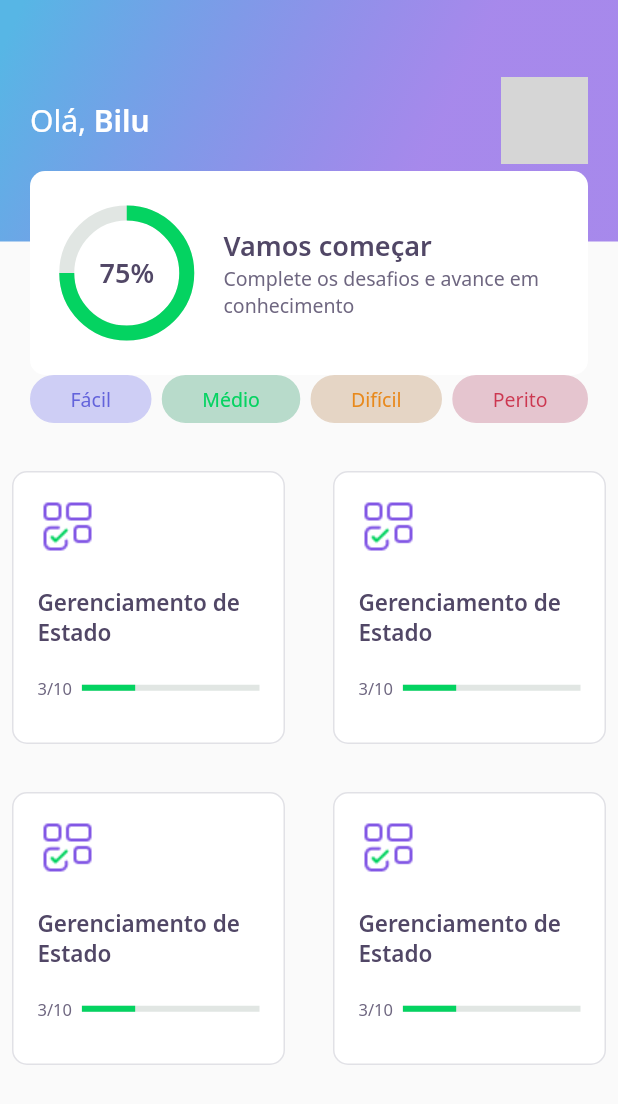
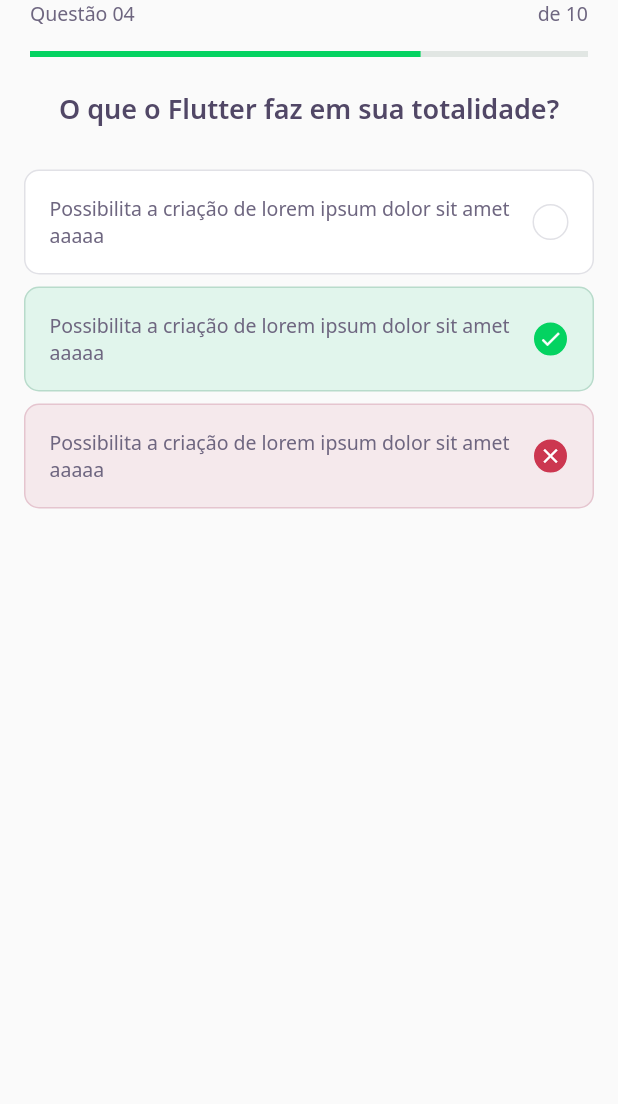
Before and after one commit to luiznazari/app-devquiz, a Flutter app: the screen it shows after launch, on a phone screen of 412 x 824 dp. Shown: the top 1104 px of the screen. Run offline on Flutter 3.47's test engine with Material 2 defaults, Android fonts, the phone set to English and light mode, and no system bars; our stand-ins replace google_fonts; missing offline and left inert: dart:html; grey boxes are pictures that could not be loaded.

Commit message:
[2]: Criação da página de desafios, do componente de quiz, perguntas e questões

```diff
--- /dev/null
+++ b/lib/challenge/challenge_page.dart
@@ -0,0 +1,26 @@
+import 'package:DevQuiz/challenge/widgets/question_indicator/question_indicator_widget.dart';
+import 'package:DevQuiz/challenge/widgets/quiz/quiz_widget_widget.dart';
+import 'package:flutter/material.dart';
+
+class ChallengePage extends StatefulWidget {
+  const ChallengePage({Key? key}) : super(key: key);
+
+  @override
+  _ChallengePageState createState() => _ChallengePageState();
+}
+
+class _ChallengePageState extends State<ChallengePage> {
+  @override
+  Widget build(BuildContext context) {
+    return Scaffold(
+      appBar: PreferredSize(
+        preferredSize: Size.fromHeight(60),
+        child: SafeArea(
+          top: true,
+          child: QuestionIndicatorWidget(),
+        ),
+      ),
+      body: QuizWidget(title: "O que o Flutter faz em sua totalidade?"),
+    );
+  }
+}
--- /dev/null
+++ b/lib/challenge/widgets/awnser/awnser_widget.dart
@@ -0,0 +1,78 @@
+import 'package:DevQuiz/core/app_colors.dart';
+import 'package:DevQuiz/core/app_text_styles.dart';
+import 'package:flutter/material.dart';
+
+class AwnserWidget extends StatelessWidget {
+  final String title;
+  final bool isRight;
+  final bool isSelected;
+
+  const AwnserWidget({
+    Key? key,
+    required this.title,
+    this.isRight = false,
+    this.isSelected = false,
+  }) : super(key: key);
+
+  Color get _selectedColorRight =>
+      this.isRight ? AppColors.darkGreen : AppColors.darkRed;
+
+  Color get _selectedBorderRight =>
+      this.isRight ? AppColors.lightGreen : AppColors.lightRed;
+
+  Color get _selectedColorCardRight =>
+      this.isRight ? AppColors.lightGreen : AppColors.lightRed;
+
+  Color get _selectedBorderCardRight =>
+      this.isRight ? AppColors.green : AppColors.red;
+
+  TextStyle get _selectedTextStyleRight =>
+      this.isRight ? AppTextStyles.bodyDarkGreen : AppTextStyles.bodyDarkRed;
+
+  IconData get _selectedIconRight => this.isRight ? Icons.check : Icons.close;
+
+  @override
+  Widget build(BuildContext context) {
+    return Padding(
+      padding: const EdgeInsets.symmetric(horizontal: 16, vertical: 4),
+      child: Container(
+        padding: EdgeInsets.all(16),
+        decoration: BoxDecoration(
+          color: this.isSelected ? _selectedColorCardRight : AppColors.white,
+          borderRadius: BorderRadius.circular(10),
+          border: Border.fromBorderSide(BorderSide(
+            color:
+                this.isSelected ? _selectedBorderCardRight : AppColors.border,
+          )),
+        ),
+        child: Row(
+          mainAxisAlignment: MainAxisAlignment.spaceBetween,
+          children: [
+            Expanded(
+              child: Text(title, style: AppTextStyles.body),
+            ),
+            Container(
+              width: 24,
+              height: 24,
+              decoration: BoxDecoration(
+                color: this.isSelected ? _selectedColorRight : AppColors.white,
+                borderRadius: BorderRadius.circular(500),
+                border: Border.fromBorderSide(BorderSide(
+                  color:
+                      this.isSelected ? _selectedBorderRight : AppColors.border,
+                )),
+              ),
+              child: this.isSelected
+                  ? Icon(
+                      _selectedIconRight,
+                      size: 16,
+                      color: Colors.white,
+                    )
+                  : null,
+            )
+          ],
+        ),
+      ),
+    );
+  }
+}
--- /dev/null
+++ b/lib/challenge/widgets/question_indicator/question_indicator_widget.dart
@@ -0,0 +1,27 @@
+import 'package:DevQuiz/core/app_text_styles.dart';
+import 'package:DevQuiz/shared/widgets/progress_indicator/progress_indicator_widget.dart';
+import 'package:flutter/material.dart';
+
+class QuestionIndicatorWidget extends StatelessWidget {
+  const QuestionIndicatorWidget({Key? key}) : super(key: key);
+
+  @override
+  Widget build(BuildContext context) {
+    return Container(
+      padding: const EdgeInsets.symmetric(horizontal: 20),
+      child: Column(
+        children: [
+          Row(
+            mainAxisAlignment: MainAxisAlignment.spaceBetween,
+            children: [
+              Text("Questão 04", style: AppTextStyles.body),
+              Text("de 10", style: AppTextStyles.body),
+            ],
+          ),
+          SizedBox(height: 16),
+          ProgressIndicatorWidget(value: 0.7)
+        ],
+      ),
+    );
+  }
+}
--- /dev/null
+++ b/lib/challenge/widgets/quiz/quiz_widget_widget.dart
@@ -0,0 +1,36 @@
+import 'package:DevQuiz/challenge/widgets/awnser/awnser_widget.dart';
+import 'package:DevQuiz/core/app_text_styles.dart';
+import 'package:flutter/material.dart';
+
+class QuizWidget extends StatelessWidget {
+  final String title;
+  const QuizWidget({Key? key, required this.title}) : super(key: key);
+
+  @override
+  Widget build(BuildContext context) {
+    return Container(
+      child: Column(
+        children: [
+          Text(
+            this.title,
+            style: AppTextStyles.heading,
+          ),
+          SizedBox(height: 24),
+          AwnserWidget(
+              title:
+                  "Possibilita a criação de lorem ipsum dolor sit amet aaaaa"),
+          AwnserWidget(
+              isRight: true,
+              isSelected: true,
+              title:
+                  "Possibilita a criação de lorem ipsum dolor sit amet aaaaa"),
+          AwnserWidget(
+              isRight: false,
+              isSelected: true,
+              title:
+                  "Possibilita a criação de lorem ipsum dolor sit amet aaaaa")
+        ],
+      ),
+    );
+  }
+}
--- a/lib/core/app_widget.dart
+++ b/lib/core/app_widget.dart
@@ -1,3 +1,4 @@
+import 'package:DevQuiz/challenge/challenge_page.dart';
 import 'package:DevQuiz/home/home_page.dart';
 import 'package:DevQuiz/splash/splash_page.dart';
 import 'package:flutter/material.dart';
@@ -7,7 +8,8 @@ class AppWidget extends StatelessWidget {
   Widget build(BuildContext context) {
     return MaterialApp(
       title: "DevQuiz",
-      home: HomePage(),
+      //home: HomePage(),
+      home: ChallengePage(),
     );
   }
 }
--- a/lib/home/widgets/quiz_card/quiz_card_widget.dart
+++ b/lib/home/widgets/quiz_card/quiz_card_widget.dart
@@ -1,6 +1,7 @@
 import 'package:DevQuiz/core/app_colors.dart';
 import 'package:DevQuiz/core/app_images.dart';
 import 'package:DevQuiz/core/app_text_styles.dart';
+import 'package:DevQuiz/shared/widgets/progress_indicator/progress_indicator_widget.dart';
 import 'package:flutter/material.dart';
 
 class QuizCardWidget extends StatelessWidget {
@@ -35,12 +36,7 @@ class QuizCardWidget extends StatelessWidget {
                 ),
                 Expanded(
                   flex: 4,
-                  child: LinearProgressIndicator(
-                    value: 0.3,
-                    backgroundColor: AppColors.chartSecondary,
-                    valueColor:
-                        AlwaysStoppedAnimation<Color>(AppColors.chartPrimary),
-                  ),
+                  child: ProgressIndicatorWidget(value: 0.3),
                 )
               ],
             )
--- /dev/null
+++ b/lib/shared/widgets/progress_indicator/progress_indicator_widget.dart
@@ -0,0 +1,19 @@
+import 'package:DevQuiz/core/app_colors.dart';
+import 'package:flutter/material.dart';
+
+class ProgressIndicatorWidget extends StatelessWidget {
+  final double value;
+  const ProgressIndicatorWidget({Key? key, required this.value})
+      : super(key: key);
+
+  @override
+  Widget build(BuildContext context) {
+    return Container(
+      child: LinearProgressIndicator(
+        value: value,
+        backgroundColor: AppColors.chartSecondary,
+        valueColor: AlwaysStoppedAnimation<Color>(AppColors.chartPrimary),
+      ),
+    );
+  }
+}
```
